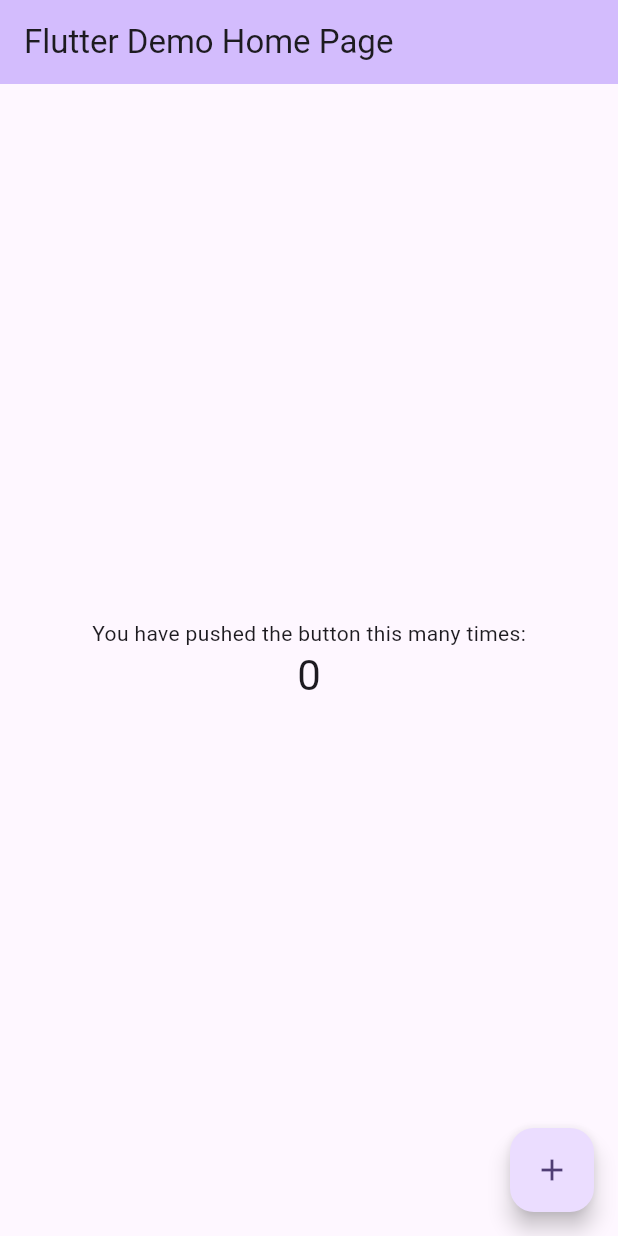
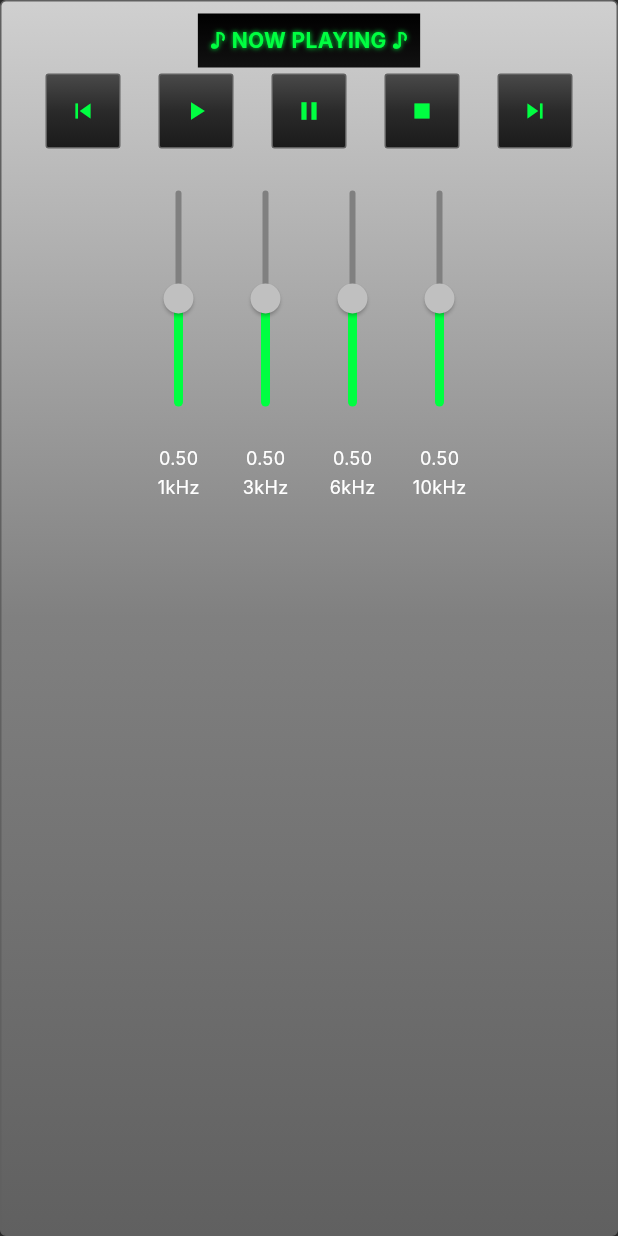
Before and after one commit to Flutter-Open-Source-Hub/winamp_classic, a Flutter app: the screen it shows after launch, on a phone screen of 412 x 824 dp. Run offline on Flutter 3.47's test engine with Material 3 defaults, Android fonts, the phone set to English and light mode, and no system bars; our stand-ins replace flutter_bloc; Roboto replaces fonts that are missing (Inter).

Commit message:
feat: add animated sliders showing their values

```diff
--- a/lib/main.dart
+++ b/lib/main.dart
@@ -1,4 +1,11 @@
 import 'package:flutter/material.dart';
+import 'package:flutter_bloc/flutter_bloc.dart';
+
+import 'ui/colors.dart';
+import 'ui/slider_view_model.dart';
+import 'ui/slider.dart';
+import 'ui/slider_bloc.dart';
+import 'ui/theme.dart';
 
 void main() {
   runApp(const MyApp());
@@ -7,116 +14,280 @@ void main() {
 class MyApp extends StatelessWidget {
   const MyApp({super.key});
 
-  // This widget is the root of your application.
   @override
   Widget build(BuildContext context) {
     return MaterialApp(
-      title: 'Flutter Demo',
-      theme: ThemeData(
-        // This is the theme of your application.
-        //
-        // TRY THIS: Try running your application with "flutter run". You'll see
-        // the application has a purple toolbar. Then, without quitting the app,
-        // try changing the seedColor in the colorScheme below to Colors.green
-        // and then invoke "hot reload" (save your changes or press the "hot
-        // reload" button in a Flutter-supported IDE, or press "r" if you used
-        // the command line to start the app).
-        //
-        // Notice that the counter didn't reset back to zero; the application
-        // state is not lost during the reload. To reset the state, use hot
-        // restart instead.
-        //
-        // This works for code too, not just values: Most code changes can be
-        // tested with just a hot reload.
-        colorScheme: ColorScheme.fromSeed(seedColor: Colors.deepPurple),
-      ),
-      home: const MyHomePage(title: 'Flutter Demo Home Page'),
+      title: 'Winamp Classic',
+      theme: UITheme.darkTheme,
+      home: const HomeScreen(),
     );
   }
 }
 
-class MyHomePage extends StatefulWidget {
-  const MyHomePage({super.key, required this.title});
-
-  // This widget is the home page of your application. It is stateful, meaning
-  // that it has a State object (defined below) that contains fields that affect
-  // how it looks.
-
-  // This class is the configuration for the state. It holds the values (in this
-  // case the title) provided by the parent (in this case the App widget) and
-  // used by the build method of the State. Fields in a Widget subclass are
-  // always marked "final".
-
-  final String title;
+class HomeScreen extends StatefulWidget {
+  const HomeScreen({super.key});
 
   @override
-  State<MyHomePage> createState() => _MyHomePageState();
+  State<HomeScreen> createState() => _HomeScreenState();
 }
 
-class _MyHomePageState extends State<MyHomePage> {
-  int _counter = 0;
+class _HomeScreenState extends State<HomeScreen> {
+  late final SliderViewModel sliderVM;
+  late final SliderBloc slider1kHz;
+  late final SliderBloc slider3kHz;
+  late final SliderBloc slider6kHz;
+  late final SliderBloc slider10kHz;
 
-  void _incrementCounter() {
-    setState(() {
-      // This call to setState tells the Flutter framework that something has
-      // changed in this State, which causes it to rerun the build method below
-      // so that the display can reflect the updated values. If we changed
-      // _counter without calling setState(), then the build method would not be
-      // called again, and so nothing would appear to happen.
-      _counter++;
-    });
+  @override
+  void initState() {
+    super.initState();
+    sliderVM = SliderViewModel();
+    slider1kHz = SliderBloc(initial: sliderVM.slider1kHz);
+    slider3kHz = SliderBloc(initial: sliderVM.slider3kHz);
+    slider6kHz = SliderBloc(initial: sliderVM.slider6kHz);
+    slider10kHz = SliderBloc(initial: sliderVM.slider10kHz);
+  }
+
+  @override
+  void dispose() {
+    slider1kHz.close();
+    slider3kHz.close();
+    slider6kHz.close();
+    slider10kHz.close();
+    super.dispose();
   }
 
   @override
   Widget build(BuildContext context) {
-    // This method is rerun every time setState is called, for instance as done
-    // by the _incrementCounter method above.
-    //
-    // The Flutter framework has been optimized to make rerunning build methods
-    // fast, so that you can just rebuild anything that needs updating rather
-    // than having to individually change instances of widgets.
-    return Scaffold(
-      appBar: AppBar(
-        // TRY THIS: Try changing the color here to a specific color (to
-        // Colors.amber, perhaps?) and trigger a hot reload to see the AppBar
-        // change color while the other colors stay the same.
-        backgroundColor: Theme.of(context).colorScheme.inversePrimary,
-        // Here we take the value from the MyHomePage object that was created by
-        // the App.build method, and use it to set our appbar title.
-        title: Text(widget.title),
-      ),
-      body: Center(
-        // Center is a layout widget. It takes a single child and positions it
-        // in the middle of the parent.
-        child: Column(
-          // Column is also a layout widget. It takes a list of children and
-          // arranges them vertically. By default, it sizes itself to fit its
-          // children horizontally, and tries to be as tall as its parent.
-          //
-          // Column has various properties to control how it sizes itself and
-          // how it positions its children. Here we use mainAxisAlignment to
-          // center the children vertically; the main axis here is the vertical
-          // axis because Columns are vertical (the cross axis would be
-          // horizontal).
-          //
-          // TRY THIS: Invoke "debug painting" (choose the "Toggle Debug Paint"
-          // action in the IDE, or press "p" in the console), to see the
-          // wireframe for each widget.
-          mainAxisAlignment: MainAxisAlignment.center,
-          children: <Widget>[
-            const Text('You have pushed the button this many times:'),
-            Text(
-              '$_counter',
-              style: Theme.of(context).textTheme.headlineMedium,
+    return SafeArea(
+      child: Scaffold(
+        body: Container(
+          decoration: BoxDecoration(
+            gradient: UIColors.metalGradient,
+            border: Border.all(color: UIColors.chromeBorder),
+            borderRadius: BorderRadius.circular(4),
+          ),
+          child: Padding(
+            padding: const EdgeInsets.all(8.0),
+            child: Column(
+              children: [
+                // Digital Display Area
+                Container(
+                  padding: const EdgeInsets.all(8),
+                  decoration: const BoxDecoration(
+                    gradient: UIColors.displayGradient,
+                  ),
+                  child: Text(
+                    '♪ NOW PLAYING ♪',
+                    style: TextStyle(
+                      color: UIColors.neonGreen,
+                      fontSize: 14,
+                      fontWeight: FontWeight.bold,
+                      shadows: [
+                        Shadow(
+                          color: UIColors.neonGreen.withValues(alpha: 125),
+                          blurRadius: 4,
+                        ),
+                      ],
+                    ),
+                  ),
+                ),
+
+                // Control Buttons Row
+                Row(
+                  mainAxisAlignment: MainAxisAlignment.spaceEvenly,
+                  children: [
+                    _buildControlButton(Icons.skip_previous, 'Previous'),
+                    _buildControlButton(Icons.play_arrow, 'Play'),
+                    _buildControlButton(Icons.pause, 'Pause'),
+                    _buildControlButton(Icons.stop, 'Stop'),
+                    _buildControlButton(Icons.skip_next, 'Next'),
+                  ],
+                ),
+
+                Row(
+                  mainAxisAlignment: MainAxisAlignment.center,
+                  crossAxisAlignment: CrossAxisAlignment.center,
+                  spacing: 10,
+                  children: [
+                    BlocListener<SliderBloc, SliderState>(
+                      bloc: slider1kHz,
+                      listener: (context, state) {
+                        sliderVM.slider1kHz = state.value;
+                      },
+                      child: BlocBuilder<SliderBloc, SliderState>(
+                        bloc: slider1kHz,
+                        builder: (context, state) {
+                          return Column(
+                            mainAxisAlignment: MainAxisAlignment.center,
+                            spacing: 2,
+                            children: [
+                              UISlider(
+                                value: state.value,
+                                onChanged:
+                                    (v) =>
+                                        slider1kHz.add(SliderValueChanged(v)),
+                                vertical: true,
+                              ),
+                              Text(
+                                sliderVM.slider1kHz.toStringAsFixed(2),
+                                style: TextStyle(
+                                  color: UIColors.primaryText,
+                                  fontSize: 12,
+                                ),
+                              ),
+                              Text(
+                                '1kHz',
+                                style: TextStyle(
+                                  color: UIColors.primaryText,
+                                  fontSize: 12,
+                                ),
+                              ),
+                            ],
+                          );
+                        },
+                      ),
+                    ),
+
+                    BlocListener<SliderBloc, SliderState>(
+                      bloc: slider3kHz,
+                      listener: (context, state) {
+                        sliderVM.slider3kHz = state.value;
+                      },
+                      child: BlocBuilder<SliderBloc, SliderState>(
+                        bloc: slider3kHz,
+                        builder: (context, state) {
+                          return Column(
+                            mainAxisAlignment: MainAxisAlignment.center,
+                            spacing: 2,
+                            children: [
+                              UISlider(
+                                value: state.value,
+                                onChanged:
+                                    (v) =>
+                                        slider3kHz.add(SliderValueChanged(v)),
+                                vertical: true,
+                              ),
+                              Text(
+                                sliderVM.slider3kHz.toStringAsFixed(2),
+                                style: TextStyle(
+                                  color: UIColors.primaryText,
+                                  fontSize: 12,
+                                ),
+                              ),
+                              Text(
+                                '3kHz',
+                                style: TextStyle(
+                                  color: UIColors.primaryText,
+                                  fontSize: 12,
+                                ),
+                              ),
+                            ],
+                          );
+                        },
+                      ),
+                    ),
+
+                    BlocListener<SliderBloc, SliderState>(
+                      bloc: slider6kHz,
+                      listener: (context, state) {
+                        sliderVM.slider6kHz = state.value;
+                      },
+                      child: BlocBuilder<SliderBloc, SliderState>(
+                        bloc: slider6kHz,
+                        builder: (context, state) {
+                          return Column(
+                            mainAxisAlignment: MainAxisAlignment.center,
+                            spacing: 2,
+                            children: [
+                              UISlider(
+                                value: state.value,
+                                onChanged:
+                                    (v) =>
+                                        slider6kHz.add(SliderValueChanged(v)),
+                                vertical: true,
+                              ),
+                              Text(
+                                sliderVM.slider6kHz.toStringAsFixed(2),
+                                style: TextStyle(
+                                  color: UIColors.primaryText,
+                                  fontSize: 12,
+                                ),
+                              ),
+                              Text(
+                                '6kHz',
+                                style: TextStyle(
+                                  color: UIColors.primaryText,
+                                  fontSize: 12,
+                                ),
+                              ),
+                            ],
+                          );
+                        },
+                      ),
+                    ),
+
+                    BlocListener<SliderBloc, SliderState>(
+                      bloc: slider10kHz,
+                      listener: (context, state) {
+                        sliderVM.slider10kHz = state.value;
+                      },
+                      child: BlocBuilder<SliderBloc, SliderState>(
+                        bloc: slider10kHz,
+                        builder: (context, state) {
+                          return Column(
+                            mainAxisAlignment: MainAxisAlignment.center,
+                            spacing: 2,
+                            children: [
+                              UISlider(
+                                value: state.value,
+                                onChanged:
+                                    (v) =>
+                                        slider10kHz.add(SliderValueChanged(v)),
+                                vertical: true,
+                              ),
+                              Text(
+                                sliderVM.slider10kHz.toStringAsFixed(2),
+                                style: TextStyle(
+                                  color: UIColors.primaryText,
+                                  fontSize: 12,
+                                ),
+                              ),
+                              Text(
+                                '10kHz',
+                                style: TextStyle(
+                                  color: UIColors.primaryText,
+                                  fontSize: 12,
+                                ),
+                              ),
+                            ],
+                          );
+                        },
+                      ),
+                    ),
+                  ],
+                ),
+              ],
             ),
-          ],
+          ),
         ),
       ),
-      floatingActionButton: FloatingActionButton(
-        onPressed: _incrementCounter,
-        tooltip: 'Increment',
-        child: const Icon(Icons.add),
-      ), // This trailing comma makes auto-formatting nicer for build methods.
+    );
+  }
+
+  Widget _buildControlButton(IconData icon, String tooltip) {
+    return Container(
+      margin: const EdgeInsets.all(4),
+      decoration: BoxDecoration(
+        gradient: UIColors.buttonGradient,
+        border: Border.all(color: UIColors.chromeBorder),
+        borderRadius: BorderRadius.circular(2),
+      ),
+      child: IconButton(
+        icon: Icon(icon, color: UIColors.neonGreen),
+        tooltip: tooltip,
+        onPressed: () {},
+      ),
     );
   }
 }
```
